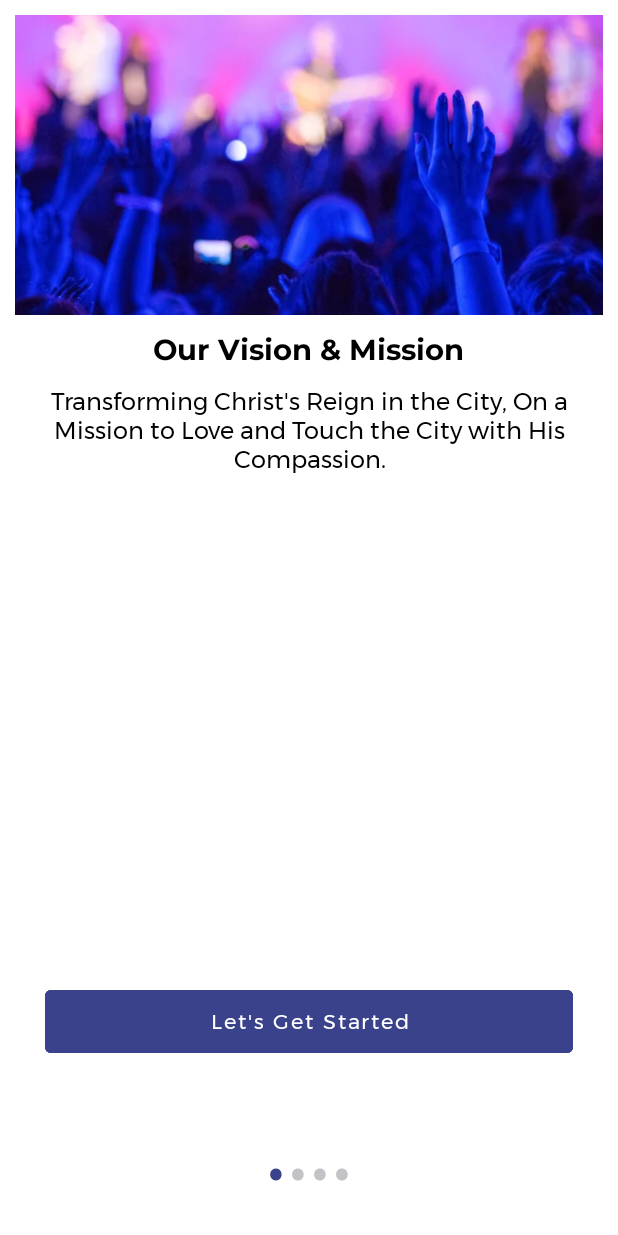
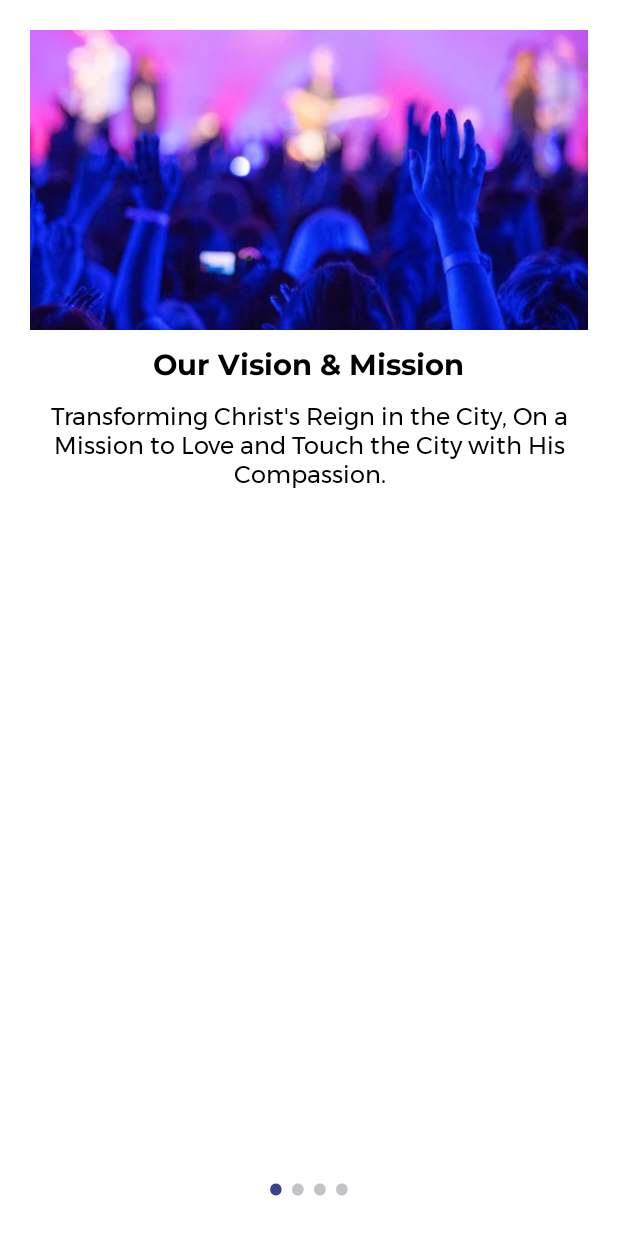
Before and after one commit to patrickhamzaokello/ProjectWCDLIRA, an Android app: the OnBoarding screen opened directly, with no data from a screen before it, on a phone screen of 412 x 824 dp. Run offline under Robolectric (Android 15) with nearby library versions, the phone set to English and light mode, and no system bars.

Commit message:
onboarding done

```diff
--- a/app/src/main/java/com/pkasemer/worshipcenterdowntown/Adapters/OnboardingSliderAdapter.java
+++ b/app/src/main/java/com/pkasemer/worshipcenterdowntown/Adapters/OnboardingSliderAdapter.java
@@ -26,9 +26,9 @@ public class OnboardingSliderAdapter extends PagerAdapter {
 
     int[] images = {
             R.drawable.aboutus,
+            R.drawable.church2,
             R.drawable.aboutus,
-            R.drawable.aboutus,
-            R.drawable.aboutus,
+            R.drawable.church2,
     };
 
     int[] headings = {
--- a/app/src/main/res/layout/activity_on_boarding.xml
+++ b/app/src/main/res/layout/activity_on_boarding.xml
@@ -4,8 +4,8 @@
     xmlns:tools="http://schemas.android.com/tools"
     android:layout_width="match_parent"
     android:layout_height="match_parent"
+    android:layout_marginTop="20dp"
     android:background="@color/onboardingBG"
-    android:layout_marginVertical="10dp"
     tools:context=".OnBoarding">
 
 
@@ -16,20 +16,18 @@
         app:layout_constraintBottom_toTopOf="@+id/relativeLayout"
         app:layout_constraintEnd_toEndOf="parent"
         app:layout_constraintStart_toStartOf="parent"
-        app:layout_constraintTop_toTopOf="parent">
-    </androidx.viewpager.widget.ViewPager>
-
+        app:layout_constraintTop_toTopOf="parent"></androidx.viewpager.widget.ViewPager>
 
 
     <LinearLayout
         android:id="@+id/relativeLayout"
         android:layout_width="match_parent"
         android:layout_height="wrap_content"
+        android:layout_marginHorizontal="30dp"
+        android:gravity="center"
+        android:orientation="vertical"
         app:layout_constraintBottom_toBottomOf="parent"
         app:layout_constraintEnd_toEndOf="parent"
-        android:layout_marginHorizontal="30dp"
-        android:orientation="vertical"
-        android:gravity="center"
         app:layout_constraintStart_toStartOf="parent">
 
 
@@ -42,6 +40,7 @@
             android:paddingVertical="10dp"
             android:text="@string/let_get_started"
             android:textAllCaps="false"
+            android:visibility="invisible"
             android:textColor="@color/white"
             app:layout_constraintStart_toStartOf="parent"
             app:strokeColor="@color/purple_500"
@@ -56,13 +55,7 @@
         </LinearLayout>
 
 
-
-
-
-
     </LinearLayout>
 
 
-
-
 </androidx.constraintlayout.widget.ConstraintLayout>
--- a/app/src/main/res/layout/onboarding_slides_layout.xml
+++ b/app/src/main/res/layout/onboarding_slides_layout.xml
@@ -5,7 +5,8 @@
     android:layout_width="match_parent"
     android:layout_height="wrap_content"
     android:orientation="vertical"
-    android:paddingHorizontal="10dp"
+    android:paddingHorizontal="20dp"
+    android:layout_gravity="bottom"
     android:background="@color/onboardingBG">
 
     <ImageView
```
Also changed, not shown: app/src/main/res/drawable-v24/church2.png (added).
